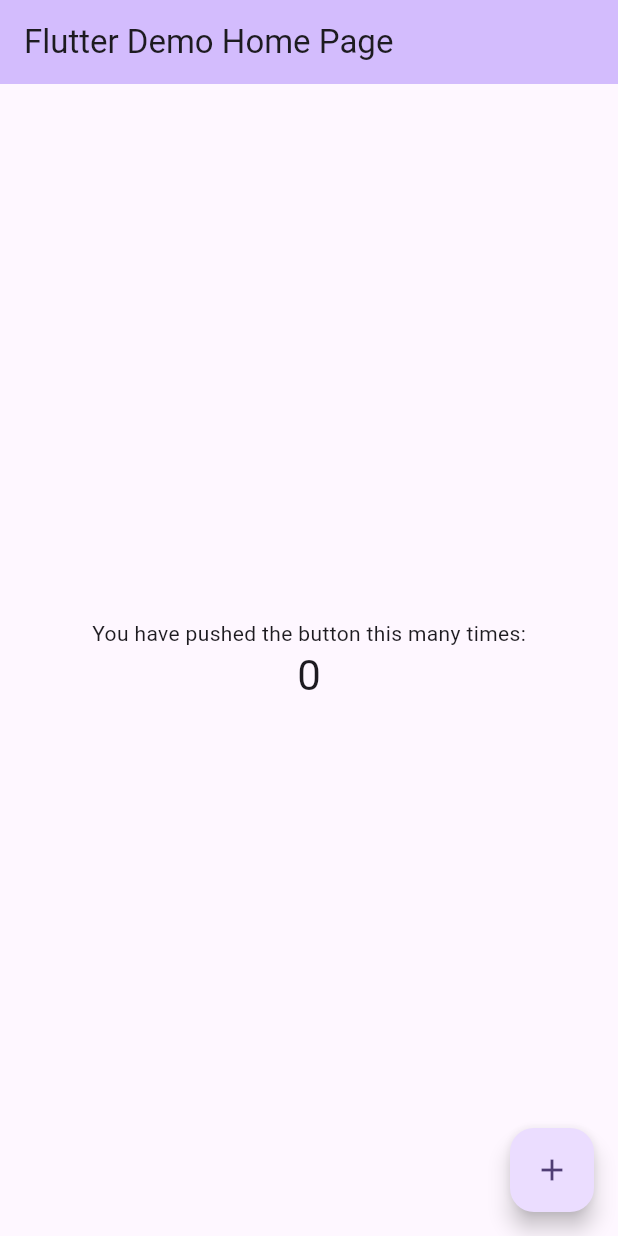
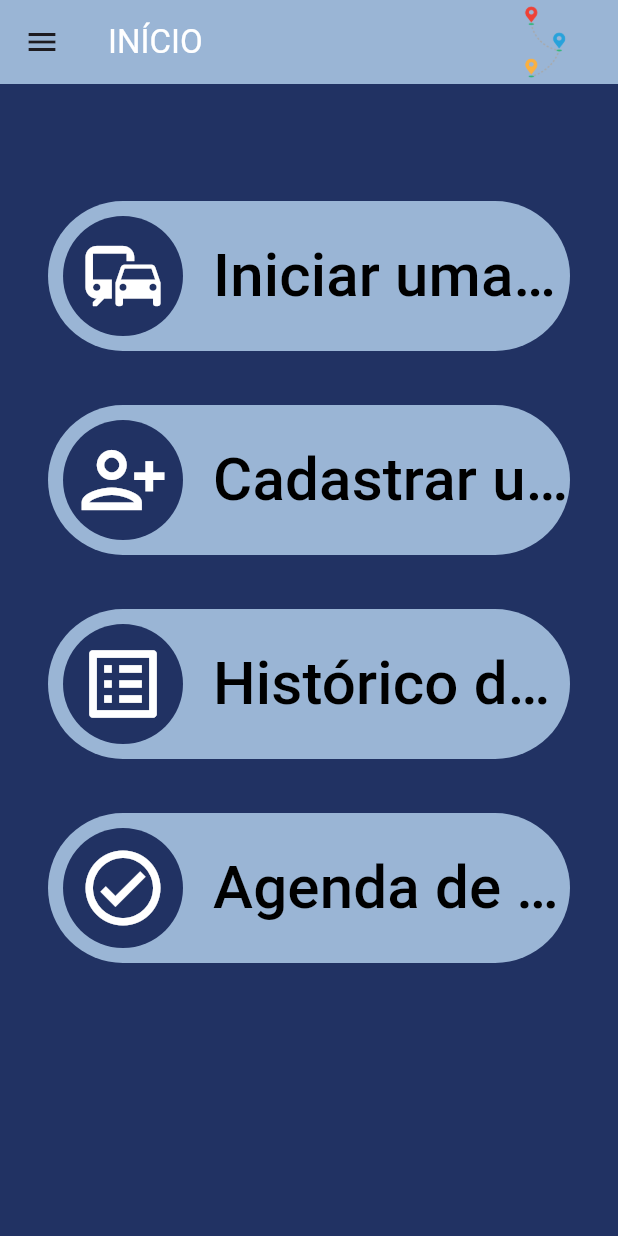
Before and after one commit to JocsaLemes/unidades_moveis_app, a Flutter app: the screen it shows after launch, on a phone screen of 412 x 824 dp. Run offline on Flutter 3.47's test engine with Material 3 defaults, Android fonts, the light colour scheme and no system bars.

Commit message:
3_commit front OK

```diff
--- /dev/null
+++ b/lib/home.dart
@@ -0,0 +1,203 @@
+import 'package:flutter/material.dart';
+
+class ClassHome extends StatefulWidget {
+  const ClassHome({super.key});
+
+  @override
+  State<ClassHome> createState() => _ClassHomeState();
+}
+
+class _ClassHomeState extends State<ClassHome> {
+  @override
+  Widget build(BuildContext context) {
+    return Scaffold(
+      backgroundColor: Color.fromARGB(255, 33, 50, 99),
+      drawer: Drawer(),
+      appBar: AppBar(
+        backgroundColor: Color.fromARGB(255, 154, 181, 213),
+        title: Row(
+          mainAxisAlignment: MainAxisAlignment.spaceBetween,
+          children: [
+            Text("INÍCIO", style: TextStyle(color: Colors.white)),
+            Container(
+              width: 65,
+              height: 65,
+              child: Image.asset("assets/logo_map.png"),
+            ),
+          ],
+        ),
+      ),
+      body: Padding(
+        padding: const EdgeInsets.fromLTRB(20, 70, 20, 0),
+        child: ListView(
+          children: [
+            //botão iniciar viagem
+            Padding(
+              padding: const EdgeInsets.fromLTRB(0, 0, 0, 20),
+              child: TextButton(
+                onPressed: () {
+                  ScaffoldMessenger.of(context).showSnackBar(
+                    SnackBar(content: Text("Vai abrir a tela de viagens")),
+                  );
+                },
+                child: Container(
+                  height: 100,
+                  decoration: BoxDecoration(
+                    color: Color.fromARGB(255, 154, 181, 213),
+                    borderRadius: BorderRadius.circular(60),
+                  ),
+                  child: Row(
+                    children: [
+                      Padding(
+                        padding: const EdgeInsets.fromLTRB(10, 0, 20, 0),
+                        child: CircleAvatar(
+                          child: Icon(
+                            Icons.commute_outlined,
+                            size: 60,
+                            color: Colors.white,
+                          ),
+                          maxRadius: 40,
+                          backgroundColor: Color.fromARGB(255, 33, 50, 99),
+                        ),
+                      ),
+                      Expanded(
+                        child: Text(
+                          "Iniciar uma viagem",
+                          style: TextStyle(fontSize: 40, color: Colors.black),
+                          overflow: TextOverflow.ellipsis,
+                        ),
+                      ),
+                    ],
+                  ),
+                ),
+              ),
+            ),
+            //botão cadastrar motorista
+            Padding(
+              padding: const EdgeInsets.fromLTRB(0, 0, 0, 20),
+              child: TextButton(
+                onPressed: () {
+                  ScaffoldMessenger.of(context).showSnackBar(
+                    SnackBar(content: Text("Vai abrir a tela de motorista")),
+                  );
+                },
+                child: Container(
+                  height: 100,
+                  decoration: BoxDecoration(
+                    color: Color.fromARGB(255, 154, 181, 213),
+                    borderRadius: BorderRadius.circular(60),
+                  ),
+                  child: Row(
+                    children: [
+                      Padding(
+                        padding: const EdgeInsets.fromLTRB(10, 0, 20, 0),
+                        child: CircleAvatar(
+                          child: Icon(
+                            Icons.person_add_alt,
+                            size: 60,
+                            color: Colors.white,
+                          ),
+                          maxRadius: 40,
+                          backgroundColor: Color.fromARGB(255, 33, 50, 99),
+                        ),
+                      ),
+                      Expanded(
+                        child: Text(
+                          "Cadastrar um motorista",
+                          style: TextStyle(fontSize: 40, color: Colors.black),
+                          overflow: TextOverflow.ellipsis,
+                        ),
+                      ),
+                    ],
+                  ),
+                ),
+              ),
+            ),
+            //botão historico de viagem
+            Padding(
+              padding: const EdgeInsets.fromLTRB(0, 0, 0, 20),
+              child: TextButton(
+                onPressed: () {
+                  ScaffoldMessenger.of(context).showSnackBar(
+                    SnackBar(content: Text("Vai abrir a tela de historicos")),
+                  );
+                },
+                child: Container(
+                  height: 100,
+                  decoration: BoxDecoration(
+                    color: Color.fromARGB(255, 154, 181, 213),
+                    borderRadius: BorderRadius.circular(60),
+                  ),
+                  child: Row(
+                    children: [
+                      Padding(
+                        padding: const EdgeInsets.fromLTRB(10, 0, 20, 0),
+                        child: CircleAvatar(
+                          child: Icon(
+                            Icons.list_alt,
+                            size: 60,
+                            color: Colors.white,
+                          ),
+                          maxRadius: 40,
+                          backgroundColor: Color.fromARGB(255, 33, 50, 99),
+                        ),
+                      ),
+                      Expanded(
+                        child: Text(
+                          "Histórico das viagens",
+                          style: TextStyle(fontSize: 40, color: Colors.black),
+                          overflow: TextOverflow.ellipsis,
+                        ),
+                      ),
+                    ],
+                  ),
+                ),
+              ),
+            ),
+            //botão agenda de veiculo
+            Padding(
+              padding: const EdgeInsets.fromLTRB(0, 0, 0, 20),
+              child: TextButton(
+                onPressed: () {
+                  ScaffoldMessenger.of(context).showSnackBar(
+                    SnackBar(content: Text("Vai abrir a tela de veiculos")),
+                  );
+                },
+                child: Container(
+                  height: 100,
+                  decoration: BoxDecoration(
+                    color: Color.fromARGB(255, 154, 181, 213),
+                    borderRadius: BorderRadius.circular(60),
+                  ),
+                  child: Row(
+                    children: [
+                      Padding(
+                        padding: const EdgeInsets.fromLTRB(10, 0, 20, 0),
+                        child: CircleAvatar(
+                          child: Icon(
+                            Icons.check_circle_outline_sharp,
+                            size: 60,
+                            color: Colors.white,
+                          ),
+                          maxRadius: 40,
+                          backgroundColor: Color.fromARGB(255, 33, 50, 99),
+                        ),
+                      ),
+                      Expanded(
+                        child: Text(
+                          "Agenda de veículos",
+                          style: TextStyle(fontSize: 40, color: Colors.black),
+                          overflow: TextOverflow.ellipsis,
+                        ),
+                      ),
+                    ],
+                  ),
+                ),
+              ),
+            ),
+          ],
+        ),
+      ),
+    );
+  }
+}
--- a/lib/main.dart
+++ b/lib/main.dart
@@ -1,4 +1,5 @@
 import 'package:flutter/material.dart';
+import 'home.dart';
 
 void main() {
   runApp(const MyApp());
@@ -9,58 +10,13 @@ class MyApp extends StatelessWidget {
   @override
   Widget build(BuildContext context) {
     return MaterialApp(
+      debugShowCheckedModeBanner: false,
       title: 'Flutter Demo',
       theme: ThemeData(
         colorScheme: ColorScheme.fromSeed(seedColor: Colors.deepPurple),
         useMaterial3: true,
       ),
-      home: const MyHomePage(title: 'Flutter Demo Home Page'),
+      home: const ClassHome(),
     );
   }
 }
-
-class MyHomePage extends StatefulWidget {
-  const MyHomePage({super.key, required this.title});
-
-  final String title;
-
-  @override
-  State<MyHomePage> createState() => _MyHomePageState();
-}
-
-class _MyHomePageState extends State<MyHomePage> {
-  int _counter = 0;
-
-  void _incrementCounter() {
-    setState(() {
-      _counter++;
-    });
-  }
-
-  @override
-  Widget build(BuildContext context) {
-    return Scaffold(
-      appBar: AppBar(
-        backgroundColor: Theme.of(context).colorScheme.inversePrimary,
-        title: Text(widget.title),
-      ),
-      body: Center(
-        child: Column(
-          mainAxisAlignment: MainAxisAlignment.center,
-          children: <Widget>[
-            const Text('You have pushed the button this many times:'),
-            Text(
-              '$_counter',
-              style: Theme.of(context).textTheme.headlineMedium,
-            ),
-          ],
-        ),
-      ),
-      floatingActionButton: FloatingActionButton(
-        onPressed: _incrementCounter,
-        tooltip: 'Increment',
-        child: const Icon(Icons.add),
-      ),
-    );
-  }
-}
--- a/pubspec.yaml
+++ b/pubspec.yaml
@@ -58,8 +58,8 @@ flutter:
   uses-material-design: true
 
   # To add assets to your application, add an assets section, like this:
-  # assets:
-  #   - images/a_dot_burr.jpeg
+  assets:
+    - assets/logo_map.png
   #   - images/a_dot_ham.jpeg
 
   # An image asset can refer to one or more resolution-specific "variants", see
```
Also changed, not shown: assets/logo_map.png (added).
